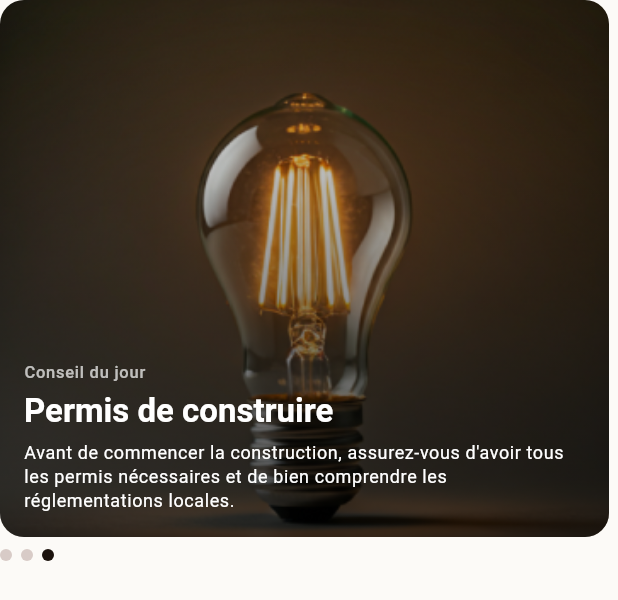
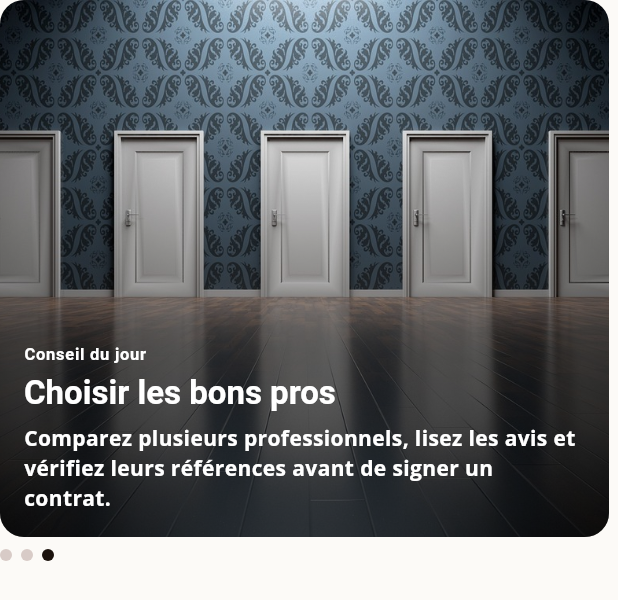
Before and after one commit to BoubouToure223/Ngaso_frontend-, a Flutter app: the _TipCarousel widget shown alone on an empty page, opened directly, swiped to page 3, on a phone screen of 412 x 824 dp. Shown: the top 600 px of the screen. Run offline on Flutter 3.47's test engine with Material 3 defaults, Android fonts, the phone set to English and light mode, and no system bars; our stand-ins replace dio, file_picker, flutter_secure_storage, flutter_svg, go_router, google_fonts and 2 more; missing offline and left inert: stomp_dart_client; accounts and stored records are empty; network calls fail.

Commit message:
Ajout pour rendre le defilement du  carousel sur l'accueil du novice auto

```diff
--- a/lib/features/novice/screens/home_page.dart
+++ b/lib/features/novice/screens/home_page.dart
@@ -1,3 +1,4 @@
+import 'dart:async';
 import 'package:flutter/material.dart';
 import 'package:go_router/go_router.dart';
 import 'package:myapp/core/data/repositories/dashboard_repository.dart';
@@ -586,16 +587,55 @@ class _TipCarousel extends StatefulWidget {
 class _TipCarouselState extends State<_TipCarousel> {
   final controller = PageController();
   int index = 0;
+  Timer? _timer;
+  final List<Map<String, String>> _tips = [
+    {
+      'image': 'assets/images/carousel_1.png',
+      'title': 'Permis de construire',
+      'body':
+          'Avant de commencer la construction, assurez-vous d\'avoir tous les permis nécessaires et de bien comprendre les réglementations locales.',
+    },
+    {
+      'image': 'assets/images/Estimation.avif',
+      'title': 'Budget et imprévus',
+      'body':
+          'Ajoutez 10 % de plus à votre budget pour les imprévus. Cela vous permettra d’éviter les blocages en cours de chantier.',
+    },
+    {
+      'image': 'assets/images/doors.jpg',
+      'title': 'Choisir les bons pros',
+      'body':
+          'Comparez plusieurs professionnels, lisez les avis et vérifiez leurs références avant de signer un contrat.',
+    },
+  ];
+
+  @override
+  void initState() {
+    super.initState();
+    _timer = Timer.periodic(const Duration(seconds: 5), (t) {
+      if (!mounted) return;
+      if (!controller.hasClients) return;
+      final pageCount = _tips.length;
+      if (pageCount == 0) return;
+      final nextPage = ((index + 1) % pageCount).toDouble();
+      controller.animateToPage(
+        nextPage.toInt(),
+        duration: const Duration(milliseconds: 400),
+        curve: Curves.easeInOut,
+      );
+    });
+  }
 
   @override
   void dispose() {
+    _timer?.cancel();
     controller.dispose();
     super.dispose();
   }
 
   @override
   Widget build(BuildContext context) {
-    final pages = List.generate(3, (i) => i);
+    final pages = List.generate(_tips.length, (i) => i);
     return Column(
       crossAxisAlignment: CrossAxisAlignment.start,
       children: [
@@ -606,12 +646,13 @@ class _TipCarouselState extends State<_TipCarousel> {
             onPageChanged: (i) => setState(() => index = i),
             itemCount: pages.length,
             itemBuilder: (context, i) {
+              final tip = _tips[i];
               return Container(
                 margin: const EdgeInsets.only(right: 6),
                 decoration: BoxDecoration(
                   borderRadius: BorderRadius.circular(16),
-                  image: const DecorationImage(
-                    image: AssetImage('assets/images/carousel_1.png'),
+                  image: DecorationImage(
+                    image: AssetImage(tip['image'] as String),
                     fit: BoxFit.cover,
                   ),
                 ),
@@ -642,11 +683,12 @@ class _TipCarouselState extends State<_TipCarousel> {
                           Text(
                             'Conseil du jour',
                             style: Theme.of(context).textTheme.labelSmall
-                                ?.copyWith(color: Colors.white70),
+                                ?.copyWith(color: Colors.white,
+                                  fontWeight: FontWeight.w600),
                           ),
                           const SizedBox(height: 4),
                           Text(
-                            'Permis de construire',
+                            tip['title'] as String,
                             style: Theme.of(context).textTheme.titleLarge
                                 ?.copyWith(
                                   color: Colors.white,
@@ -655,9 +697,10 @@ class _TipCarouselState extends State<_TipCarousel> {
                           ),
                           const SizedBox(height: 6),
                           Text(
-                            'Avant de commencer la construction, assurez-vous d\'avoir tous les permis nécessaires et de bien comprendre les réglementations locales.',
-                            style: Theme.of(context).textTheme.bodySmall
-                                ?.copyWith(color: Colors.white),
+                            tip['body'] as String,
+                            style: Theme.of(context).textTheme.bodyMedium
+                                ?.copyWith(color: Colors.white,
+                                fontWeight: FontWeight.w700),
                           ),
                         ],
                       ),
```
Also changed, not shown: assets/images/doors.jpg (added), 1 other file.
